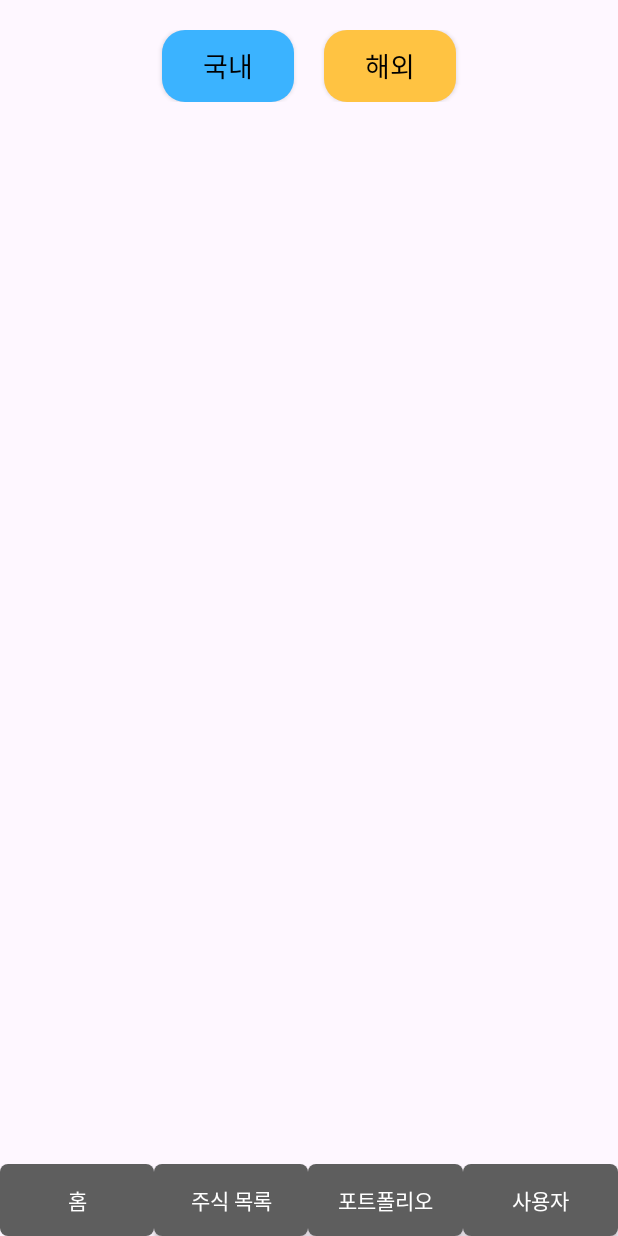
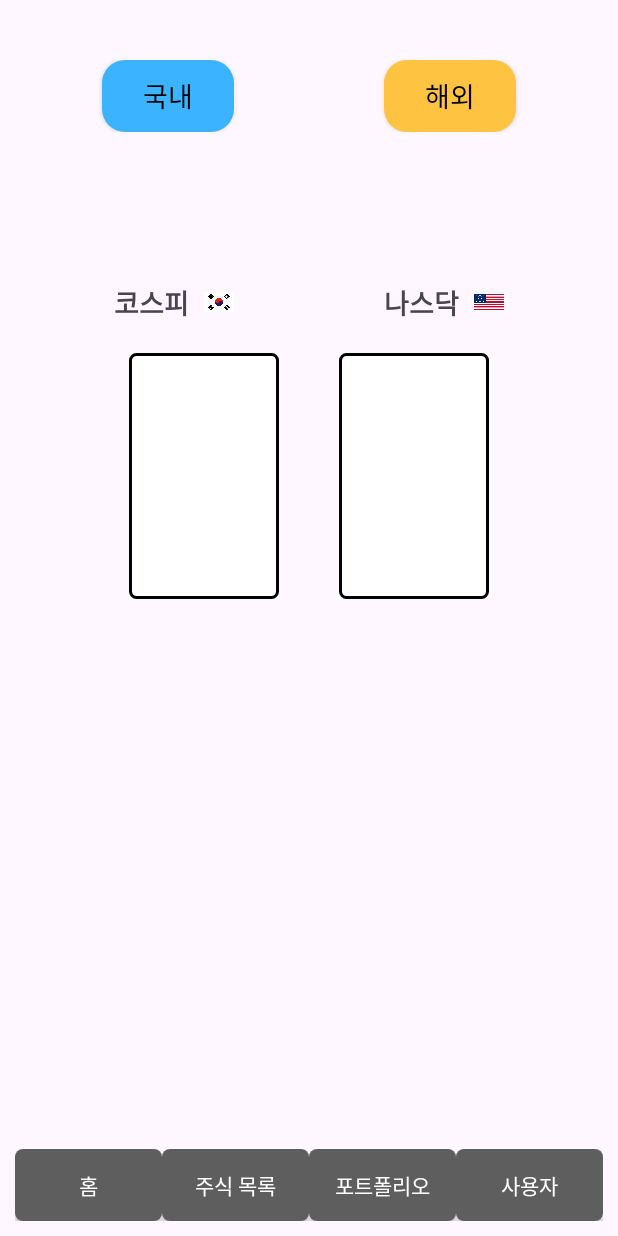
Before and after one commit to panut20/anotn, an Android app: the screen it shows after launch (MainActivity), on a phone screen of 412 x 824 dp. Run offline under Robolectric (Android 15) with nearby library versions, the phone set to English and light mode, and no system bars; Roboto replaces fonts that are not available here.

Commit message:
코스피,나스닥

```diff
--- /dev/null
+++ b/app/src/main/res/drawable/border.xml
@@ -0,0 +1,6 @@
+<?xml version="1.0" encoding="utf-8"?>
+<shape xmlns:android="http://schemas.android.com/apk/res/android">
+    <solid android:color="#FFFFFF"/>
+    <stroke android:width="2dp" android:color="#000000"/>
+    <corners android:radius="4dp"/>
+</shape>
--- a/app/src/main/res/layout/activity_main.xml
+++ b/app/src/main/res/layout/activity_main.xml
@@ -7,24 +7,21 @@
     tools:context=".MainActivity">
 
     <!-- 국내 및 해외 버튼 -->
-
-    <!-- 기존 뷰들 -->
-
     <LinearLayout
-        android:layout_width="match_parent"
+        android:id="@+id/top_buttons_layout"
+        android:layout_width="wrap_content"
         android:layout_height="wrap_content"
-        android:layout_marginTop="20dp"
-        android:gravity="center"
-        android:orientation="horizontal"
-        android:weightSum="2">
+        android:layout_marginTop="40dp"
+        android:layout_centerHorizontal="true"
+        android:orientation="horizontal">
 
         <androidx.appcompat.widget.AppCompatButton
             android:id="@+id/domestic_button"
             style="@style/CustomButtonStyle"
             android:layout_width="wrap_content"
             android:layout_height="wrap_content"
-            android:layout_marginStart="10dp"
-            android:layout_marginEnd="10dp"
+            android:layout_marginStart="50dp"
+            android:layout_marginEnd="50dp"
             android:background="@drawable/button_background2"
             android:clickable="false"
             android:focusable="false"
@@ -40,8 +37,8 @@
             style="@style/CustomButtonStyle"
             android:layout_width="wrap_content"
             android:layout_height="wrap_content"
-            android:layout_marginStart="10dp"
-            android:layout_marginEnd="10dp"
+            android:layout_marginStart="50dp"
+            android:layout_marginEnd="50dp"
             android:background="@drawable/button_background3"
             android:clickable="false"
             android:focusable="false"
@@ -53,12 +50,97 @@
             android:textSize="18sp" />
     </LinearLayout>
 
+    <!-- 코스피+태극기와 나스닥+성조기를 가로로 배치 -->
+    <LinearLayout
+        android:id="@+id/stock_info_layout"
+        android:layout_width="wrap_content"
+        android:layout_height="wrap_content"
+        android:orientation="horizontal"
+        android:gravity="center"
+        android:layout_below="@id/top_buttons_layout"
+        android:layout_marginTop="100dp"
+        android:layout_centerHorizontal="true">
+
+        <!-- 코스피와 태극기 -->
+        <LinearLayout
+            android:layout_width="wrap_content"
+            android:layout_height="wrap_content"
+            android:orientation="horizontal"
+            android:gravity="center"
+            android:layout_marginEnd="50dp">
+
+            <TextView
+                android:layout_width="wrap_content"
+                android:layout_height="wrap_content"
+                android:text="코스피"
+                android:textSize="18sp"
+                android:textStyle="bold" />
+
+            <ImageView
+                android:layout_width="20dp"
+                android:layout_height="20dp"
+                android:layout_marginStart="10dp"
+                android:src="@drawable/kor" />
+        </LinearLayout>
+
+        <!-- 나스닥과 성조기 -->
+        <LinearLayout
+            android:layout_width="wrap_content"
+            android:layout_height="wrap_content"
+            android:orientation="horizontal"
+            android:gravity="center"
+            android:layout_marginStart="50dp">
+
+            <TextView
+                android:layout_width="wrap_content"
+                android:layout_height="wrap_content"
+                android:text="나스닥"
+                android:textSize="18sp"
+                android:textStyle="bold" />
+
+            <ImageView
+                android:layout_width="20dp"
+                android:layout_height="20dp"
+                android:layout_marginStart="10dp"
+                android:src="@drawable/usa" />
+        </LinearLayout>
+    </LinearLayout>
+
+    <!-- 흰색 사각형 2개를 가로로 배치 -->
+    <LinearLayout
+        android:id="@+id/white_boxes_layout"
+        android:layout_width="wrap_content"
+        android:layout_height="wrap_content"
+        android:orientation="horizontal"
+        android:gravity="center"
+        android:layout_below="@id/stock_info_layout"
+        android:layout_marginTop="20dp"
+        android:layout_centerHorizontal="true">
+
+        <!-- 첫 번째 흰색 사각형 -->
+
+        <!-- 두 번째 흰색 사각형 -->
+        <View
+            android:layout_width="100dp"
+            android:layout_height="164dp"
+            android:layout_marginEnd="20dp"
+            android:background="@drawable/border" />
+
+        <View
+            android:layout_width="100dp"
+            android:layout_height="164dp"
+            android:layout_marginStart="20dp"
+            android:background="@drawable/border" />
+    </LinearLayout>
+
+    <!-- 하단 버튼들 -->
     <LinearLayout
         android:layout_width="match_parent"
         android:layout_height="wrap_content"
         android:orientation="horizontal"
         android:weightSum="4"
-        android:layout_alignParentBottom="true">
+        android:layout_alignParentBottom="true"
+        android:padding="10dp">
 
         <androidx.appcompat.widget.AppCompatButton
             android:id="@+id/button1"
@@ -99,7 +181,6 @@
             android:fontFamily="@font/maruburi_bold"
             android:background="@drawable/button_background"
             style="@style/CustomButtonStyle"/>
-
     </LinearLayout>
 
 </RelativeLayout>
```
Also changed, not shown: app/src/main/res/drawable/jpn.png (added), app/src/main/res/drawable/kor.png (added), app/src/main/res/drawable/usa.png (added).
